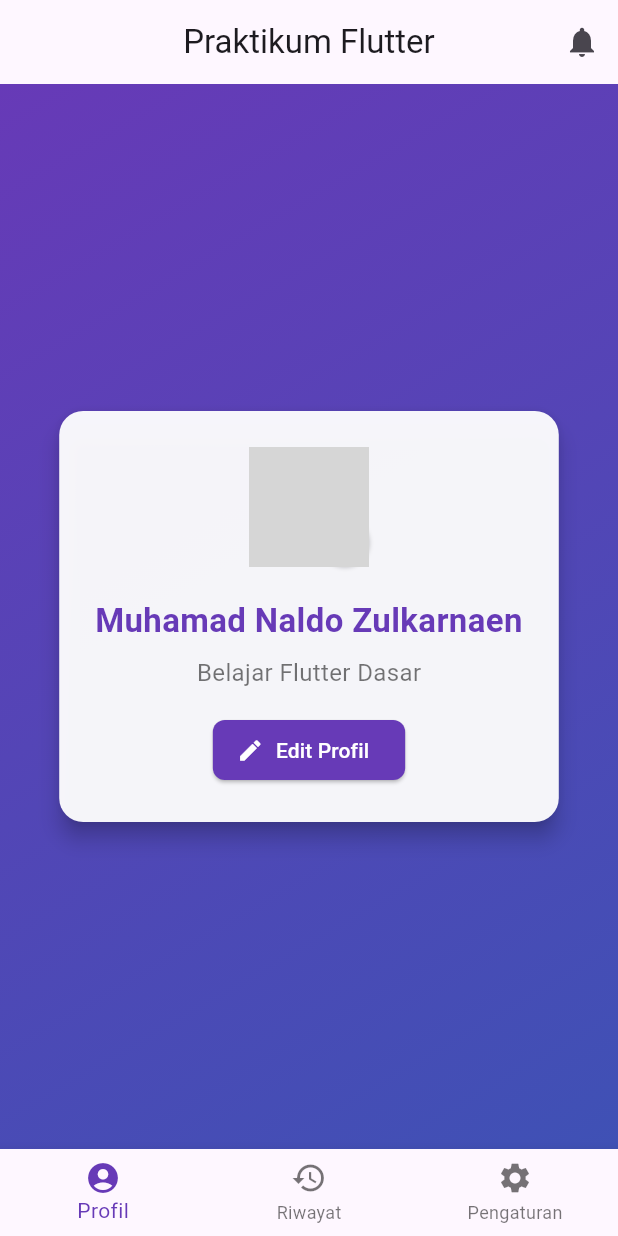
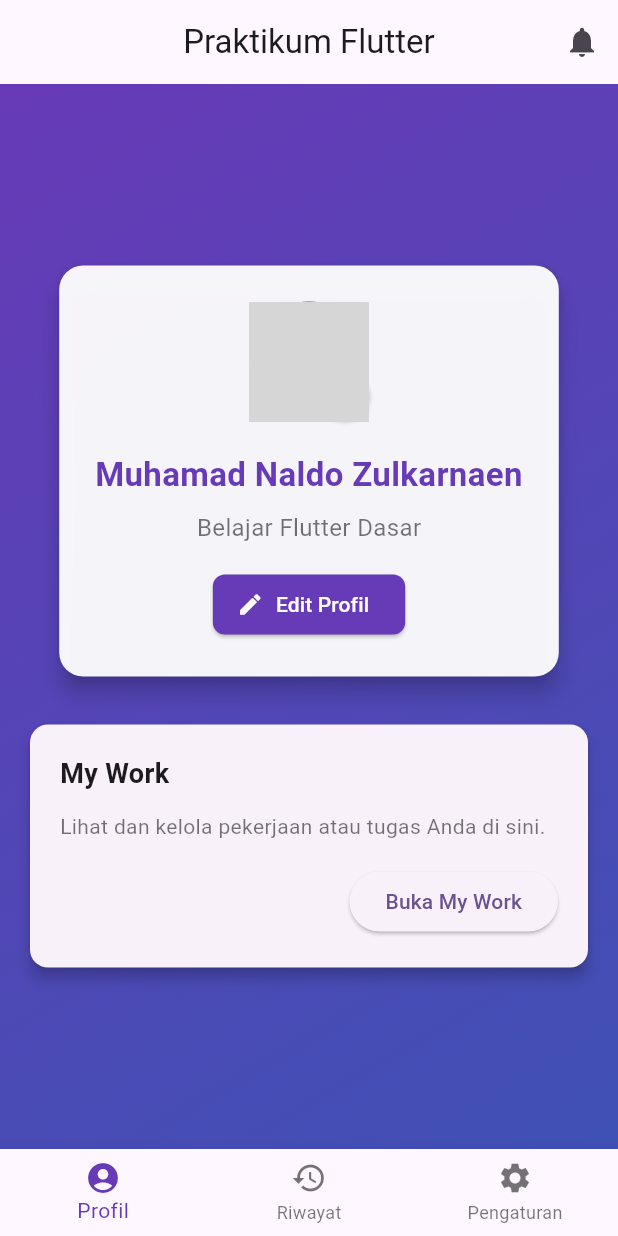
Before and after one commit to MuhamadNaldoZulkarnaen/project_mobile, a Flutter app: the screen it shows after launch, on a phone screen of 412 x 824 dp. Run offline on Flutter 3.47's test engine with Material 3 defaults, Android fonts, the phone set to English and light mode, and no system bars; our stand-ins replace image_picker; network calls fail; grey boxes are pictures that could not be loaded.

Commit message:
Menambah fitur My work pada dashboard

```diff
--- a/lib/pages/home_page.dart
+++ b/lib/pages/home_page.dart
@@ -1,5 +1,6 @@
 import 'package:flutter/material.dart';
 import '../widgets/profile_card.dart';
+import 'my_work_page.dart';
 import 'dart:io';
 import 'package:image_picker/image_picker.dart';
 import '../widgets/gradient_background.dart';
@@ -42,6 +43,9 @@ class _HomePageState extends State<HomePage> {
   @override
   Widget build(BuildContext context) {
     final List<Widget> _pages = <Widget>[
+      SingleChildScrollView(
+        child: Column(
+          children: [
             ProfileCard(
               name: _userName,
               subtitle: "Belajar Flutter Dasar",
@@ -54,6 +58,49 @@ class _HomePageState extends State<HomePage> {
                 });
               },
               onChangePhoto: _pickProfileImage,
+            ),
+            const SizedBox(height: 24),
+            Padding(
+              padding: const EdgeInsets.symmetric(horizontal: 16.0),
+              child: Card(
+                elevation: 4,
+                shape: RoundedRectangleBorder(borderRadius: BorderRadius.circular(12)),
+                child: Padding(
+                  padding: const EdgeInsets.all(20.0),
+                  child: Column(
+                    crossAxisAlignment: CrossAxisAlignment.start,
+                    children: [
+                      const Text(
+                        "My Work",
+                        style: TextStyle(fontSize: 18, fontWeight: FontWeight.bold),
+                      ),
+                      const SizedBox(height: 12),
+                      const Text(
+                        "Lihat dan kelola pekerjaan atau tugas Anda di sini.",
+                        style: TextStyle(fontSize: 14, color: Colors.black54),
+                      ),
+                      const SizedBox(height: 16),
+                      Align(
+                        alignment: Alignment.centerRight,
+                        child: ElevatedButton(
+                          onPressed: () {
+                            Navigator.push(
+                              context,
+                              MaterialPageRoute(
+                                builder: (context) => const MyWorkPage(),
+                              ),
+                            );
+                          },
+                          child: const Text("Buka My Work"),
+                        ),
+                      ),
+                    ],
+                  ),
+                ),
+              ),
+            ),
+          ],
+        ),
       ),
       // Contoh halaman chat
       Column(
```
Also changed, not shown: lib/pages/my_work_page.dart (added, +19 -0 lines). Lines whose indentation alone changed are shown as unchanged.
